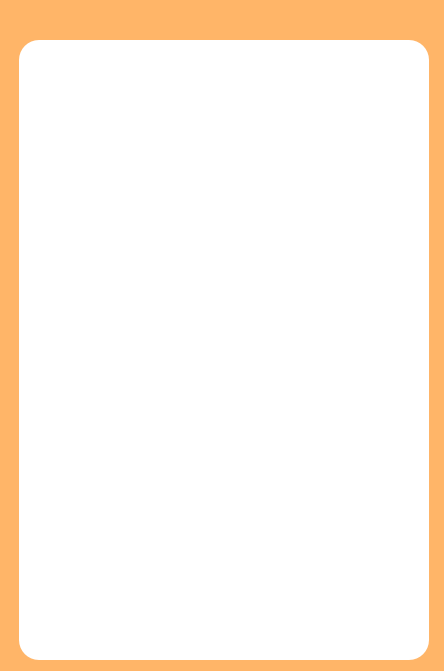
Old version of the form Project/ui/profileswidget.ui in the repository IshanB7/Holistic-Health-Tracker-Simulator.
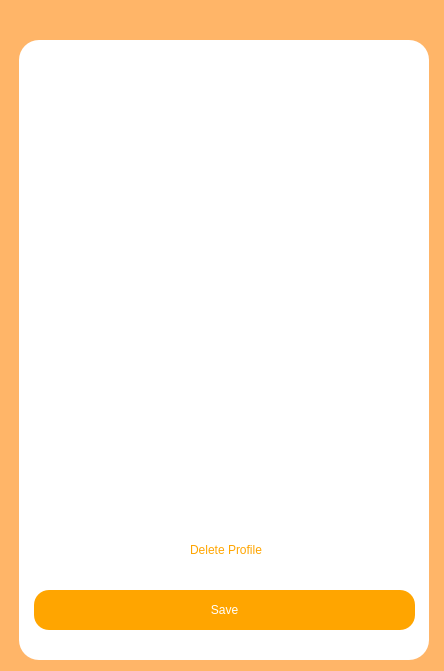
New version of the form. The open tabs and pages were chosen to show the change. Icons and pictures are not drawn.

Commit message: updates to include new icons

What changed in the file:
```diff
--- a/Project/ui/profileswidget.ui
+++ b/Project/ui/profileswidget.ui
@@ -290,6 +290,46 @@
      <property name="frameShadow">
       <enum>QFrame::Shadow::Raised</enum>
      </property>
+     <widget class="QPushButton" name="deleteButton">
+      <property name="geometry">
+       <rect>
+        <x>152</x>
+        <y>490</y>
+        <width>110</width>
+        <height>40</height>
+       </rect>
+      </property>
+      <property name="cursor">
+       <cursorShape>PointingHandCursor</cursorShape>
+      </property>
+      <property name="styleSheet">
+       <string notr="true">color: orange;</string>
+      </property>
+      <property name="text">
+       <string>Delete Profile</string>
+      </property>
+     </widget>
+     <widget class="QPushButton" name="saveButton">
+      <property name="geometry">
+       <rect>
+        <x>15</x>
+        <y>550</y>
+        <width>381</width>
+        <height>40</height>
+       </rect>
+      </property>
+      <property name="cursor">
+       <cursorShape>PointingHandCursor</cursorShape>
+      </property>
+      <property name="styleSheet">
+       <string notr="true">background-color: orange;
+color: white;
+border-radius: 15px;</string>
+      </property>
+      <property name="text">
+       <string>Save</string>
+      </property>
+     </widget>
     </widget>
    </widget>
   </widget>
```
Left out of the diff: 45 changed lines with no effect on the pictures. The commit also changes 1 other file.
